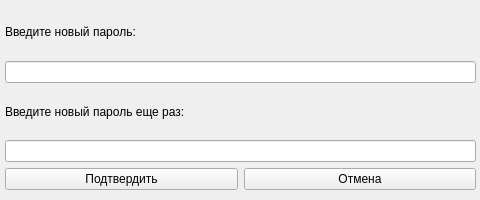
Fxsh-pro/university_project, file university_project_client/change_pass_form.ui: the form before one commit.
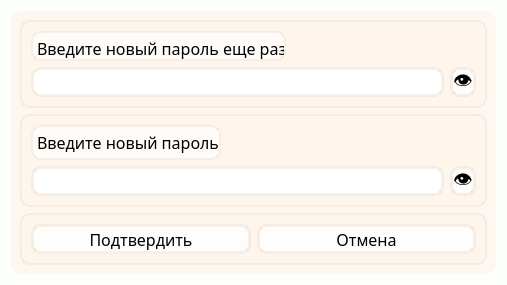
The form after the commit.

Commit message: Изменил окно изменения пароля, добавил кнопку глаза

Patch:
```diff
--- a/university_project_client/change_pass_form.ui
+++ b/university_project_client/change_pass_form.ui
@@ -6,63 +6,330 @@
    <rect>
     <x>0</x>
     <y>0</y>
-    <width>480</width>
-    <height>200</height>
+    <width>507</width>
+    <height>279</height>
    </rect>
   </property>
   <property name="windowTitle">
    <string>Form</string>
   </property>
-  <widget class="QWidget" name="verticalLayoutWidget">
-   <property name="geometry">
-    <rect>
-     <x>5</x>
-     <y>9</y>
-     <width>471</width>
-     <height>181</height>
-    </rect>
-   </property>
-   <layout class="QVBoxLayout" name="verticalLayout">
-    <item>
-     <widget class="QLabel" name="change_pass_label">
-      <property name="text">
-       <string>Введите новый пароль:</string>
-      </property>
-     </widget>
-    </item>
-    <item>
-     <widget class="QLineEdit" name="change_pass_lineEdit"/>
-    </item>
-    <item>
-     <widget class="QLabel" name="change_pass_2_label">
-      <property name="text">
-       <string>Введите новый пароль еще раз:</string>
-      </property>
-     </widget>
-    </item>
-    <item>
-     <widget class="QLineEdit" name="change_pass_2_lineEdit"/>
-    </item>
-    <item>
-     <layout class="QHBoxLayout" name="horizontalLayout_2">
+  <property name="styleSheet">
+   <string notr="true">background-color: rgba(253, 255, 253, 255);
+font-family: Bahnschrift;</string>
+  </property>
+  <layout class="QHBoxLayout" name="horizontalLayout_2">
+   <item>
+    <widget class="QFrame" name="frame_4">
+     <property name="styleSheet">
+      <string notr="true">background-color: rgba(254, 244, 236, 180);
+border-radius: 10px;</string>
+     </property>
+     <property name="frameShape">
+      <enum>QFrame::StyledPanel</enum>
+     </property>
+     <property name="frameShadow">
+      <enum>QFrame::Raised</enum>
+     </property>
+     <layout class="QVBoxLayout" name="verticalLayout_2">
       <item>
-       <widget class="QPushButton" name="confirm_pushbutton">
-        <property name="text">
-         <string>Подтвердить</string>
+       <widget class="QFrame" name="frame">
+        <property name="styleSheet">
+         <string notr="true">background-color: rgba(254, 238, 229, 80);
+border: 2px solid rgba(236, 218, 204, 90);
+border-radius: 10px;</string>
         </property>
+        <property name="frameShape">
+         <enum>QFrame::StyledPanel</enum>
+        </property>
+        <property name="frameShadow">
+         <enum>QFrame::Raised</enum>
+        </property>
+        <layout class="QVBoxLayout" name="verticalLayout">
+         <item>
+          <widget class="QLabel" name="change_pass_2_label">
+           <property name="minimumSize">
+            <size>
+             <width>0</width>
+             <height>30</height>
+            </size>
+           </property>
+           <property name="maximumSize">
+            <size>
+             <width>255</width>
+             <height>16777215</height>
+            </size>
+           </property>
+           <property name="font">
+            <font>
+             <family>Bahnschrift</family>
+             <pointsize>12</pointsize>
+            </font>
+           </property>
+           <property name="styleSheet">
+            <string notr="true">background-color: rgba(255, 255, 255, 160);
+border: 2px solid rgba(236, 218, 204, 90);
+border-radius: 10px;</string>
+           </property>
+           <property name="text">
+            <string>Введите новый пароль еще раз:</string>
+           </property>
+           <property name="alignment">
+            <set>Qt::AlignLeading|Qt::AlignLeft|Qt::AlignTop</set>
+           </property>
+          </widget>
+         </item>
+         <item>
+          <layout class="QHBoxLayout" name="horizontalLayout_3">
+           <item>
+            <widget class="QLineEdit" name="change_pass_2_lineEdit">
+             <property name="minimumSize">
+              <size>
+               <width>0</width>
+               <height>30</height>
+              </size>
+             </property>
+             <property name="font">
+              <font>
+               <family>Bahnschrift</family>
+               <pointsize>12</pointsize>
+              </font>
+             </property>
+             <property name="styleSheet">
+              <string notr="true">background-color: white;
+border: 3px solid rgba(236, 218, 204, 90);
+border-radius: 10px;</string>
+             </property>
+            </widget>
+           </item>
+           <item>
+            <widget class="QPushButton" name="pushButton_set_visible_pass_2">
+             <property name="minimumSize">
+              <size>
+               <width>0</width>
+               <height>30</height>
+              </size>
+             </property>
+             <property name="font">
+              <font>
+               <family>Bahnschrift</family>
+               <pointsize>14</pointsize>
+              </font>
+             </property>
+             <property name="styleSheet">
+              <string notr="true">QPushButton {
+background-color: rgba(255, 255, 255, 200);
+border: 3px solid rgba(236, 218, 204, 90);
+border-radius: 10px;
+}
+QPushButton:hover {
+background-color: rgba(236, 218, 204, 90);
+}
+QPushButton:pressed {
+background-color: rgba(236, 218, 204, 150);
+}</string>
+             </property>
+             <property name="text">
+              <string>👁️</string>
+             </property>
+            </widget>
+           </item>
+          </layout>
+         </item>
+        </layout>
        </widget>
       </item>
       <item>
-       <widget class="QPushButton" name="cancel_pushbutton">
-        <property name="text">
-         <string>Отмена</string>
+       <widget class="QFrame" name="frame_3">
+        <property name="styleSheet">
+         <string notr="true">background-color: rgba(254, 238, 229, 80);
+border: 2px solid rgba(236, 218, 204, 90);
+border-radius: 10px;</string>
         </property>
+        <property name="frameShape">
+         <enum>QFrame::StyledPanel</enum>
+        </property>
+        <property name="frameShadow">
+         <enum>QFrame::Raised</enum>
+        </property>
+        <layout class="QVBoxLayout" name="verticalLayout_3">
+         <item>
+          <widget class="QLabel" name="change_pass_label">
+           <property name="minimumSize">
+            <size>
+             <width>30</width>
+             <height>0</height>
+            </size>
+           </property>
+           <property name="maximumSize">
+            <size>
+             <width>190</width>
+             <height>16777215</height>
+            </size>
+           </property>
+           <property name="font">
+            <font>
+             <family>Bahnschrift</family>
+             <pointsize>12</pointsize>
+            </font>
+           </property>
+           <property name="styleSheet">
+            <string notr="true">background-color: rgba(255, 255, 255, 160);
+border: 2px solid rgba(236, 218, 204, 90);
+border-radius: 10px;</string>
+           </property>
+           <property name="text">
+            <string>Введите новый пароль:</string>
+           </property>
+           <property name="alignment">
+            <set>Qt::AlignLeading|Qt::AlignLeft|Qt::AlignTop</set>
+           </property>
+          </widget>
+         </item>
+         <item>
+          <layout class="QHBoxLayout" name="horizontalLayout_4">
+           <item>
+            <widget class="QLineEdit" name="change_pass_lineEdit">
+             <property name="minimumSize">
+              <size>
+               <width>0</width>
+               <height>30</height>
+              </size>
+             </property>
+             <property name="font">
+              <font>
+               <family>Bahnschrift</family>
+               <pointsize>12</pointsize>
+              </font>
+             </property>
+             <property name="styleSheet">
+              <string notr="true">background-color: white;
+border: 3px solid rgba(236, 218, 204, 90);
+border-radius: 10px;</string>
+             </property>
+            </widget>
+           </item>
+           <item>
+            <widget class="QPushButton" name="pushButton_set_visible_pass">
+             <property name="minimumSize">
+              <size>
+               <width>0</width>
+               <height>30</height>
+              </size>
+             </property>
+             <property name="font">
+              <font>
+               <family>Bahnschrift</family>
+               <pointsize>14</pointsize>
+              </font>
+             </property>
+             <property name="styleSheet">
+              <string notr="true">QPushButton {
+background-color: rgba(255, 255, 255, 200);
+border: 3px solid rgba(236, 218, 204, 90);
+border-radius: 10px;
+}
+QPushButton:hover {
+background-color: rgba(236, 218, 204, 90);
+}
+QPushButton:pressed {
+background-color: rgba(236, 218, 204, 150);
+}</string>
+             </property>
+             <property name="text">
+              <string>👁️</string>
+             </property>
+            </widget>
+           </item>
+          </layout>
+         </item>
+        </layout>
+       </widget>
+      </item>
+      <item>
+       <widget class="QFrame" name="frame_2">
+        <property name="styleSheet">
+         <string notr="true">background-color: rgba(254, 238, 229, 80);
+border: 2px solid rgba(236, 218, 204, 90);
+border-radius: 10px;</string>
+        </property>
+        <property name="frameShape">
+         <enum>QFrame::StyledPanel</enum>
+        </property>
+        <property name="frameShadow">
+         <enum>QFrame::Raised</enum>
+        </property>
+        <layout class="QHBoxLayout" name="horizontalLayout">
+         <item>
+          <widget class="QPushButton" name="confirm_pushbutton">
+           <property name="minimumSize">
+            <size>
+             <width>0</width>
+             <height>30</height>
+            </size>
+           </property>
+           <property name="font">
+            <font>
+             <family>Bahnschrift</family>
+             <pointsize>12</pointsize>
+            </font>
+           </property>
+           <property name="styleSheet">
+            <string notr="true">QPushButton {
+background-color: rgba(255, 255, 255, 200);
+border: 3px solid rgba(236, 218, 204, 90);
+border-radius: 10px;
+}
+QPushButton:hover {
+background-color: rgba(236, 218, 204, 90);
+}
+QPushButton:pressed {
+background-color: rgba(236, 218, 204, 150);
+}</string>
+           </property>
+           <property name="text">
+            <string>Подтвердить</string>
+           </property>
+          </widget>
+         </item>
+         <item>
+          <widget class="QPushButton" name="cancel_pushbutton">
+           <property name="minimumSize">
+            <size>
+             <width>0</width>
+             <height>30</height>
+            </size>
+           </property>
+           <property name="font">
+            <font>
+             <family>Bahnschrift</family>
+             <pointsize>12</pointsize>
+            </font>
+           </property>
+           <property name="styleSheet">
+            <string notr="true">QPushButton {
+background-color: rgba(255, 255, 255, 200);
+border: 3px solid rgba(236, 218, 204, 90);
+border-radius: 10px;
+}
+QPushButton:hover {
+background-color: rgba(236, 218, 204, 90);
+}
+QPushButton:pressed {
+background-color: rgba(236, 218, 204, 150);
+}</string>
+           </property>
+           <property name="text">
+            <string>Отмена</string>
+           </property>
+          </widget>
+         </item>
+        </layout>
        </widget>
       </item>
      </layout>
-    </item>
-   </layout>
-  </widget>
+    </widget>
+   </item>
+  </layout>
  </widget>
  <resources/>
  <connections/>
```
The commit also changes 3 other files.
